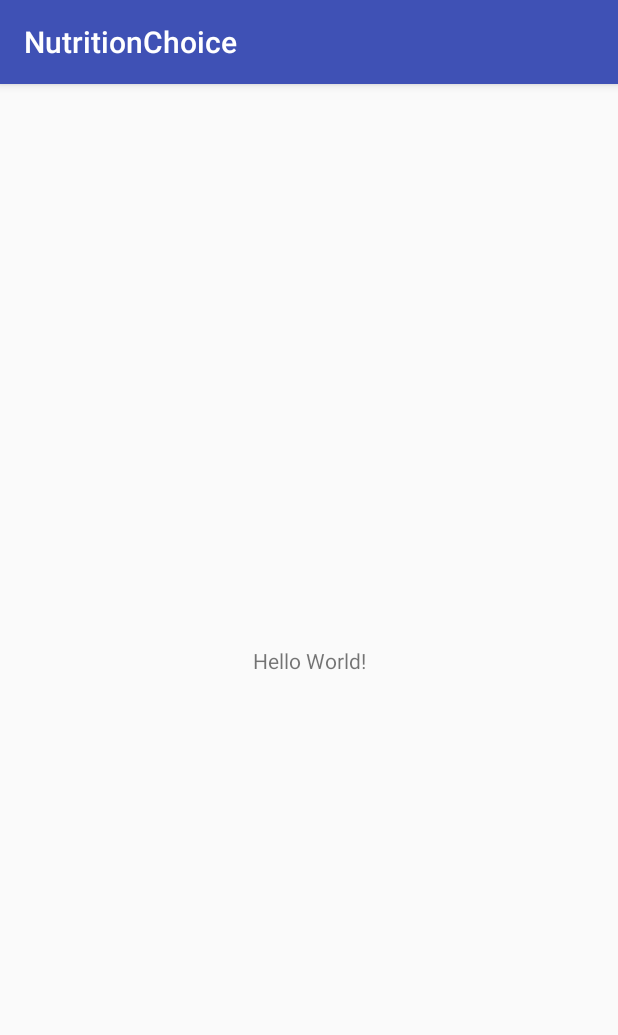
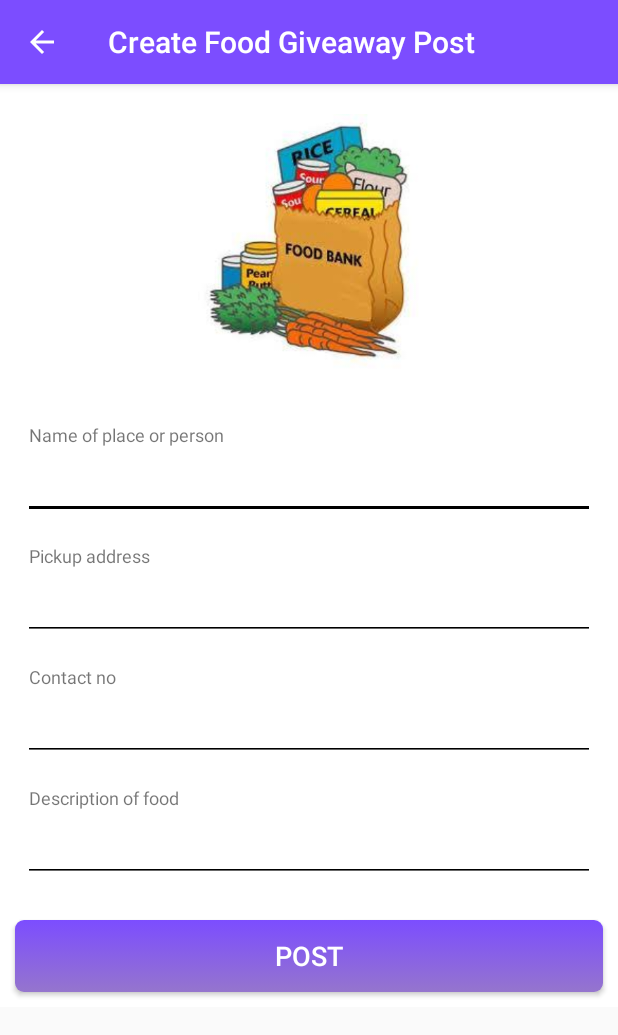
Before and after one commit to ng0227/WorldFoodIndiaHackathon2017, an Android app: the screen it shows after launch (IntroActivity before the commit, CreateFoodGiveawayPostActivity after it), on a phone screen of 412 x 824 dp. Shown: the top 1035 px of the screen. Run offline under Robolectric (Android 15) with nearby library versions, the phone set to English and light mode, and no system bars; our stand-ins replace ButterKnife.

Commit message:
Implemented CreateFoodGiveAwayPost feat.

```diff
--- /dev/null
+++ b/app/src/main/java/com/example/naman/nutritionchoice/activity/CreateFoodGiveawayPostActivity.java
@@ -0,0 +1,64 @@
+package com.example.naman.nutritionchoice.activity;
+
+import android.os.Build;
+import android.support.v4.content.ContextCompat;
+import android.support.v7.app.AppCompatActivity;
+import android.os.Bundle;
+import android.support.v7.widget.Toolbar;
+import android.view.MenuItem;
+import android.view.WindowManager;
+import android.widget.Button;
+import android.widget.EditText;
+
+import com.example.naman.nutritionchoice.R;
+
+import butterknife.BindView;
+import butterknife.ButterKnife;
+
+public class CreateFoodGiveawayPostActivity extends AppCompatActivity {
+
+    @BindView(R.id.toolbar)
+    Toolbar toolbar;
+    @BindView(R.id.bt_post)
+    Button btPost;
+    @BindView(R.id.et_name_of_place_person)
+    EditText nameOfThePlace;
+    @BindView(R.id.et_address)
+    EditText address;
+    @BindView(R.id.et_phone_number)
+    EditText phoneNumber;
+    @BindView(R.id.et_description)
+    EditText foodDescription;
+
+    @Override
+    protected void onCreate(Bundle savedInstanceState) {
+        super.onCreate(savedInstanceState);
+        setContentView(R.layout.activity_create_food_giveaway_post);
+
+        ButterKnife.bind(this);
+        setupToolbar();
+    }
+
+    private void setupToolbar() {
+        setSupportActionBar(toolbar);
+        getSupportActionBar().setTitle(R.string.create_food_giveaway_post);
+        getSupportActionBar().setHomeButtonEnabled(true);
+        getSupportActionBar().setDisplayHomeAsUpEnabled(true);
+
+        if (Build.VERSION.SDK_INT >= Build.VERSION_CODES.LOLLIPOP) {
+            getWindow().addFlags(WindowManager.LayoutParams.FLAG_DRAWS_SYSTEM_BAR_BACKGROUNDS);
+            getWindow().clearFlags(WindowManager.LayoutParams.FLAG_TRANSLUCENT_STATUS);
+            getWindow().setStatusBarColor(ContextCompat.getColor(this, R.color.colorPrimaryDark));
+        }
+    }
+
+    @Override
+    public boolean onOptionsItemSelected(MenuItem item) {
+        switch (item.getItemId()) {
+            case android.R.id.home:
+                onBackPressed();
+                return true;
+        }
+        return super.onOptionsItemSelected(item);
+    }
+}
--- /dev/null
+++ b/app/src/main/res/drawable/bg_button_click_gradient.xml
@@ -0,0 +1,15 @@
+<?xml version="1.0" encoding="utf-8"?>
+<selector xmlns:android="http://schemas.android.com/apk/res/android">
+    <item android:state_pressed="true">
+        <shape xmlns:android="http://schemas.android.com/apk/res/android" android:padding="10dp" android:shape="rectangle">
+            <solid android:color="@color/colorAccent" />
+            <corners android:radius="6dp" />
+        </shape>
+    </item>
+    <item android:state_focused="false">
+        <shape xmlns:android="http://schemas.android.com/apk/res/android" android:shape="rectangle">
+            <gradient android:angle="90" android:endColor="#7C4DFF" android:startColor="#9575CD" />
+            <corners android:radius="6dp" />
+        </shape>
+    </item>
+</selector>
--- /dev/null
+++ b/app/src/main/res/layout/activity_create_food_giveaway_post.xml
@@ -0,0 +1,61 @@
+<?xml version="1.0" encoding="utf-8"?>
+<RelativeLayout xmlns:android="http://schemas.android.com/apk/res/android"
+    xmlns:app="http://schemas.android.com/apk/res-auto"
+    xmlns:tools="http://schemas.android.com/tools"
+    android:layout_width="match_parent"
+    android:layout_height="match_parent"
+    tools:context="com.example.naman.nutritionchoice.activity.CreateFoodGiveawayPostActivity">
+
+    <android.support.design.widget.AppBarLayout
+        android:id="@+id/app_bar_layout"
+        android:layout_width="match_parent"
+        android:layout_height="wrap_content"
+        android:theme="@style/ThemeOverlay.AppCompat.Dark.ActionBar">
+
+        <android.support.v7.widget.Toolbar
+            android:id="@+id/toolbar"
+            android:layout_width="match_parent"
+            android:layout_height="wrap_content"
+            android:minHeight="?attr/actionBarSize"
+            app:popupTheme="@style/ThemeOverlay.AppCompat.Light" />
+
+    </android.support.design.widget.AppBarLayout>
+
+    <android.support.v4.widget.NestedScrollView
+        android:layout_width="match_parent"
+        android:layout_height="wrap_content"
+        android:layout_below="@id/app_bar_layout"
+        android:background="@color/white">
+
+        <LinearLayout
+            android:layout_width="match_parent"
+            android:layout_height="match_parent"
+            android:orientation="vertical">
+
+            <ImageView
+                android:id="@+id/image_food_bank"
+                android:layout_width="170dp"
+                android:layout_height="170dp"
+                android:layout_gravity="center"
+                android:layout_margin="20dp"
+                android:src="@drawable/img_food_bank" />
+
+            <include layout="@layout/food_giveaway_form_layout" />
+
+            <Button
+                android:id="@+id/bt_post"
+                android:layout_width="match_parent"
+                android:layout_height="wrap_content"
+                android:layout_margin="10dp"
+                android:background="@drawable/bg_button_click_gradient"
+                android:gravity="center"
+                android:text="POST"
+                android:textAllCaps="true"
+                android:textColor="@color/white"
+                android:textSize="18sp" />
+
+        </LinearLayout>
+
+    </android.support.v4.widget.NestedScrollView>
+
+</RelativeLayout>
--- /dev/null
+++ b/app/src/main/res/layout/food_giveaway_form_layout.xml
@@ -0,0 +1,68 @@
+<?xml version="1.0" encoding="utf-8"?>
+<LinearLayout xmlns:android="http://schemas.android.com/apk/res/android"
+    android:layout_width="match_parent"
+    android:layout_height="match_parent"
+    android:layout_margin="15dp"
+    android:layout_marginBottom="20dp"
+    android:orientation="vertical">
+
+    <TextView
+        android:layout_width="wrap_content"
+        android:layout_height="wrap_content"
+        android:paddingLeft="4dp"
+        android:text="Name of place or person"
+        android:textSize="12sp" />
+
+    <EditText
+        android:id="@+id/et_name_of_place_person"
+        android:layout_width="match_parent"
+        android:layout_height="wrap_content"
+        android:backgroundTint="@color/black"
+        android:textSize="20sp" />
+
+    <TextView
+        android:layout_width="wrap_content"
+        android:layout_height="wrap_content"
+        android:layout_marginTop="16dp"
+        android:paddingLeft="4dp"
+        android:text="Pickup address"
+        android:textSize="12sp" />
+
+    <EditText
+        android:id="@+id/et_address"
+        android:layout_width="match_parent"
+        android:layout_height="wrap_content"
+        android:backgroundTint="@color/black"
+        android:textSize="20sp" />
+
+    <TextView
+        android:layout_width="wrap_content"
+        android:layout_height="wrap_content"
+        android:layout_marginTop="16dp"
+        android:paddingLeft="4dp"
+        android:text="Contact no"
+        android:textSize="12sp" />
+
+    <EditText
+        android:id="@+id/et_phone_number"
+        android:layout_width="match_parent"
+        android:layout_height="wrap_content"
+        android:backgroundTint="@color/black"
+        android:textSize="20sp" />
+
+    <TextView
+        android:layout_width="wrap_content"
+        android:layout_height="wrap_content"
+        android:layout_marginTop="16dp"
+        android:paddingLeft="4dp"
+        android:text="Description of food"
+        android:textSize="12sp" />
+
+    <EditText
+        android:id="@+id/et_description"
+        android:layout_width="match_parent"
+        android:layout_height="wrap_content"
+        android:backgroundTint="@color/black"
+        android:textSize="20sp" />
+
+</LinearLayout>
--- a/app/src/main/res/values/colors.xml
+++ b/app/src/main/res/values/colors.xml
@@ -1,6 +1,37 @@
-<?xml version="1.0" encoding="utf-8"?>
 <resources>
-    <color name="colorPrimary">#3F51B5</color>
-    <color name="colorPrimaryDark">#303F9F</color>
-    <color name="colorAccent">#FF4081</color>
+
+<!-- material colors -->
+<color name="colorPrimary">#7C4DFF</color>
+<color name="colorPrimaryDark">#6C52EF</color>
+<color name="colorPrimaryLight">#C5CAE9</color>
+<color name="colorAccent">#8BDD88</color>
+<color name="colorPrimaryText">#333333</color>
+<color name="colorSecondaryText">#7f7f7f</color>
+<color name="divider">#BDBDBD</color>
+<color name="primary_gradient_start">#9575CD</color>
+<color name="primary_gradient_end">#7C4DFF</color>
+
+<!--
+    ######################################
+    for any colors refer to
+    http://www.color-hex.com/color-names.html
+    and also name the colors as same on the site for maintaining a standard
+    AND DO NOT ADD SIMILAR SHADES COLORS, RE-USE
+    #######################################
+-->
+
+<color name="black">#000000</color>
+<color name="white">#FFFFFF</color>
+<color name="gray79">#c9c9c9</color>
+<color name="gray19">#303030</color>
+<color name="gray91">#e8e8e8</color>
+<color name="DimGray">#696969</color>
+<color name="WhiteSmoke">#F5F5F5</color>
+<color name="gray89">#e3e3e3</color>
+<color name="red3">#cd0000</color>
+<color name="ForestGreen">#228b22</color>
+<color name="orange1">#ffa500</color>
+<color name="RoyalBlue1">#4876ff</color>
+<color name="bisque1">#ffe4c4</color>
+
 </resources>
--- a/app/src/main/res/values/strings.xml
+++ b/app/src/main/res/values/strings.xml
@@ -1,3 +1,6 @@
 <resources>
     <string name="app_name">NutritionChoice</string>
+
+    <string name="create_food_giveaway_post">Create Food Giveaway Post</string>
+
 </resources>
```
Also changed, not shown: app/build.gradle (+12 -4 lines), app/src/main/AndroidManifest.xml (+7 -0 lines), app/src/main/java/com/example/naman/nutritionchoice/activity/PlanYourDietActivity.java (added, +15 -0 lines), app/src/main/res/layout/activity_plan_your_diet.xml (added, +43 -0 lines), app/src/main/res/values/styles.xml (+35 -3 lines), app/src/main/res/drawable/img_food_bank.jpg (added), app/src/main/res/drawable/img_food_giveaway.JPG (added).
